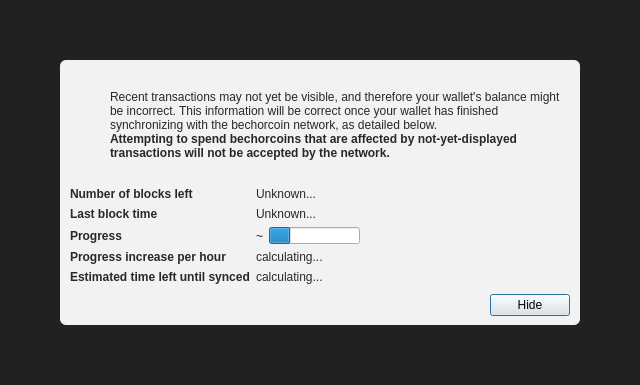
Old version of the form src/qt/forms/modaloverlay.ui in the repository itaibech/bechorcoin.
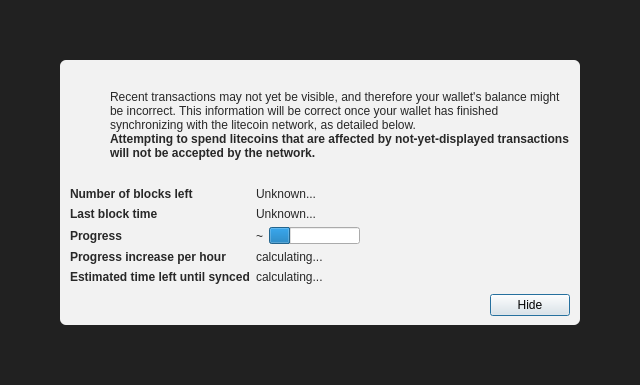
New version of the form. Icons and pictures are not drawn. Custom widgets are drawn as their Qt base class.

Commit message:
Revert "rename to bechorcoin"
This reverts commit 27501c1aa3bf202d856b6da5b79ff7c3617a2719.

Diff of the .ui file:
```diff
--- a/src/qt/forms/modaloverlay.ui
+++ b/src/qt/forms/modaloverlay.ui
@@ -130,7 +130,7 @@
              <item>
               <widget class="QLabel" name="infoText">
                <property name="text">
-                <string>Recent transactions may not yet be visible, and therefore your wallet's balance might be incorrect. This information will be correct once your wallet has finished synchronizing with the bechorcoin network, as detailed below.</string>
+                <string>Recent transactions may not yet be visible, and therefore your wallet's balance might be incorrect. This information will be correct once your wallet has finished synchronizing with the litecoin network, as detailed below.</string>
                </property>
                <property name="textFormat">
                 <enum>Qt::RichText</enum>
@@ -149,7 +149,7 @@
                 </font>
                </property>
                <property name="text">
-                <string>Attempting to spend bechorcoins that are affected by not-yet-displayed transactions will not be accepted by the network.</string>
+                <string>Attempting to spend litecoins that are affected by not-yet-displayed transactions will not be accepted by the network.</string>
                </property>
                <property name="textFormat">
                 <enum>Qt::RichText</enum>
```
The commit also changes 309 other files.
